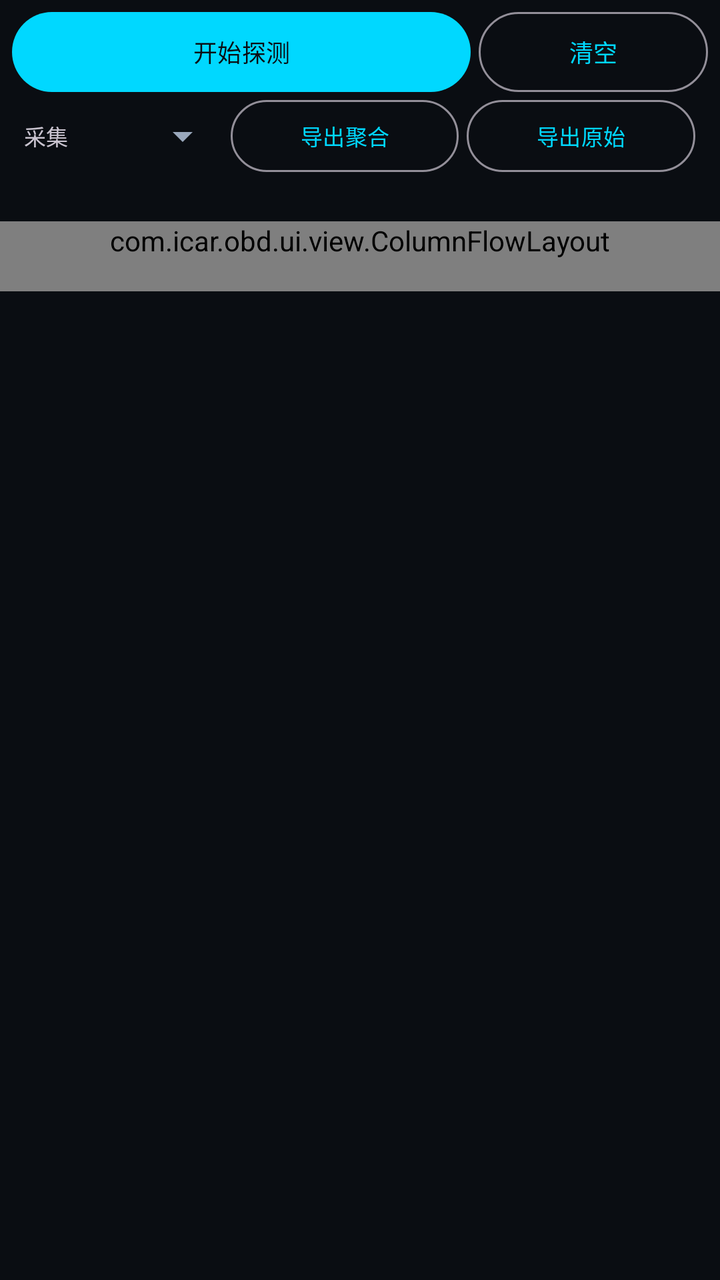
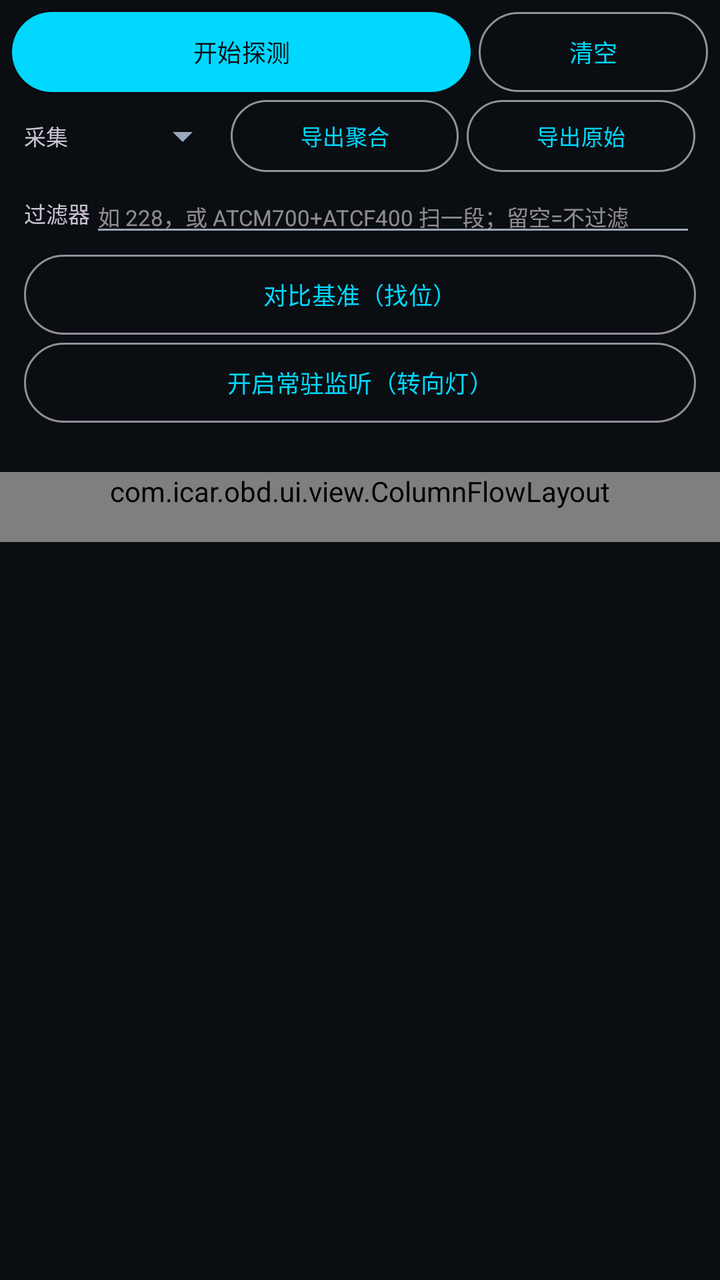

Before-and-after screenshots of an Android layout around one commit, followed by the original layout XML and the change that was made.
<!-- AndroidManifest.xml: application theme Theme.ICarOBD -->
<!-- res/layout/activity_can_sniffer.xml -->
<?xml version="1.0" encoding="utf-8"?>
<LinearLayout xmlns:android="http://schemas.android.com/apk/res/android"
    android:layout_width="match_parent"
    android:layout_height="match_parent"
    android:background="@color/bg"
    android:orientation="vertical">

    <LinearLayout
        android:layout_width="match_parent"
        android:layout_height="wrap_content"
        android:orientation="horizontal"
        android:paddingStart="6dp"
        android:paddingTop="6dp"
        android:paddingEnd="6dp">

        <com.google.android.material.button.MaterialButton
            android:id="@+id/btnSniffToggle"
            android:layout_width="0dp"
            android:layout_height="40dp"
            android:layout_weight="2"
            android:insetTop="0dp"
            android:insetBottom="0dp"
            android:minWidth="0dp"
            android:text="开始探测"
            android:textSize="12sp" />

        <com.google.android.material.button.MaterialButton
            android:id="@+id/btnSniffClear"
            style="@style/Widget.Material3.Button.OutlinedButton"
            android:layout_width="0dp"
            android:layout_height="40dp"
            android:layout_marginStart="4dp"
            android:layout_weight="1"
            android:insetTop="0dp"
            android:insetBottom="0dp"
            android:minWidth="0dp"
            android:paddingStart="4dp"
            android:paddingEnd="4dp"
            android:text="清空"
            android:textSize="12sp" />
    </LinearLayout>

    <LinearLayout
        android:layout_width="match_parent"
        android:layout_height="wrap_content"
        android:gravity="center_vertical"
        android:orientation="horizontal"
        android:paddingStart="12dp"
        android:paddingTop="4dp"
        android:paddingEnd="12dp">

        <TextView
            android:layout_width="wrap_content"
            android:layout_height="wrap_content"
            android:text="采集"
            android:textSize="11sp" />

        <Spinner
            android:id="@+id/spSniffDuration"
            android:layout_width="0dp"
            android:layout_height="wrap_content"
            android:layout_weight="1"
            android:paddingStart="4dp" />

        <com.google.android.material.button.MaterialButton
            android:id="@+id/btnSniffExportAgg"
            style="@style/Widget.Material3.Button.OutlinedButton"
            android:layout_width="0dp"
            android:layout_height="36dp"
            android:layout_weight="1.4"
            android:insetTop="0dp"
            android:insetBottom="0dp"
            android:minWidth="0dp"
            android:paddingStart="2dp"
            android:paddingEnd="2dp"
            android:text="导出聚合"
            android:textSize="11sp" />

        <com.google.android.material.button.MaterialButton
            android:id="@+id/btnSniffExportRaw"
            style="@style/Widget.Material3.Button.OutlinedButton"
            android:layout_width="0dp"
            android:layout_height="36dp"
            android:layout_marginStart="4dp"
            android:layout_weight="1.4"
            android:insetTop="0dp"
            android:insetBottom="0dp"
            android:minWidth="0dp"
            android:paddingStart="2dp"
            android:paddingEnd="2dp"
            android:text="导出原始"
            android:textSize="11sp" />
    </LinearLayout>

    <TextView
        android:id="@+id/tvSniffStatus"
        android:layout_width="match_parent"
        android:layout_height="wrap_content"
        android:paddingStart="12dp"
        android:paddingTop="6dp"
        android:paddingEnd="12dp"
        android:paddingBottom="4dp"
        android:textColor="@color/text_dim"
        android:textSize="11sp" />

    <ScrollView
        android:layout_width="match_parent"
        android:layout_height="0dp"
        android:layout_weight="1">

        <com.icar.obd.ui.view.ColumnFlowLayout
            android:id="@+id/sniffResults"
            android:layout_width="match_parent"
            android:layout_height="wrap_content"
            android:paddingStart="12dp"
            android:paddingEnd="12dp"
            android:paddingBottom="16dp" />
    </ScrollView>
</LinearLayout>
<!-- resources referenced by this layout -->
<resources>
  <color name="bg">#FF0A0D12</color>
  <color name="text_dim">#FF5F6E85</color>
  <style name="Theme.ICarOBD" parent="Theme.Material3.Dark.NoActionBar">
          <item name="colorPrimary">@color/accent</item>
          <item name="colorOnPrimary">@color/bg</item>
          <item name="colorSecondary">@color/accent2</item>
          <item name="android:colorBackground">@color/bg</item>
          <item name="android:statusBarColor">@color/bg</item>
          <item name="android:navigationBarColor">@color/bg_surface</item>
          <item name="android:windowBackground">@color/bg</item>
          <item name="android:textColorPrimary">@color/text_primary</item>
          <item name="android:textColorSecondary">@color/text_secondary</item>
      </style>
  <color name="accent">#FF00D8FF</color>
  <color name="accent2">#FF7C5CFF</color>
  <color name="bg_surface">#FF141A23</color>
  <color name="text_primary">#FFE8EEF7</color>
  <color name="text_secondary">#FF9AA8BC</color>
</resources>

<!-- the commit's change to res/layout/activity_can_sniffer.xml (unified diff, before → after) -->
@@ -91,6 +91,58 @@
             android:text="导出原始"
             android:textSize="11sp" />
     </LinearLayout>
+    <LinearLayout
+        android:layout_width="match_parent"
+        android:layout_height="wrap_content"
+        android:gravity="center_vertical"
+        android:orientation="horizontal"
+        android:paddingStart="12dp"
+        android:paddingTop="4dp"
+        android:paddingEnd="12dp">
+
+        <TextView
+            android:layout_width="wrap_content"
+            android:layout_height="wrap_content"
+            android:text="过滤器"
+            android:textSize="11sp" />
+
+        <EditText
+            android:id="@+id/etSniffFilter"
+            android:layout_width="0dp"
+            android:layout_height="wrap_content"
+            android:layout_weight="1"
+            android:hint="如 228，或 ATCM700+ATCF400 扫一段；留空=不过滤"
+            android:importantForAutofill="no"
+            android:inputType="textCapCharacters|textNoSuggestions"
+            android:maxLength="40"
+            android:paddingStart="4dp"
+            android:textSize="11sp" />
+    </LinearLayout>
+    <com.google.android.material.button.MaterialButton
+        android:id="@+id/btnSniffDiff"
+        style="@style/Widget.Material3.Button.OutlinedButton"
+        android:layout_width="match_parent"
+        android:layout_height="40dp"
+        android:layout_marginStart="12dp"
+        android:layout_marginTop="4dp"
+        android:layout_marginEnd="12dp"
+        android:insetTop="0dp"
+        android:insetBottom="0dp"
+        android:text="对比基准（找位）"
+        android:textSize="12sp" />
+
+    <com.google.android.material.button.MaterialButton
+        android:id="@+id/btnMonitorToggle"
+        style="@style/Widget.Material3.Button.OutlinedButton"
+        android:layout_width="match_parent"
+        android:layout_height="40dp"
+        android:layout_marginStart="12dp"
+        android:layout_marginTop="4dp"
+        android:layout_marginEnd="12dp"
+        android:insetTop="0dp"
+        android:insetBottom="0dp"
+        android:text="开启常驻监听（转向灯）"
+        android:textSize="12sp" />
 
     <TextView
         android:id="@+id/tvSniffStatus"
@@ -108,12 +160,27 @@
         android:layout_height="0dp"
         android:layout_weight="1">
 
-        <com.icar.obd.ui.view.ColumnFlowLayout
-            android:id="@+id/sniffResults"
+        <LinearLayout
             android:layout_width="match_parent"
             android:layout_height="wrap_content"
-            android:paddingStart="12dp"
-            android:paddingEnd="12dp"
-            android:paddingBottom="16dp" />
+            android:orientation="vertical">
+
+            <com.icar.obd.ui.view.ColumnFlowLayout
+                android:id="@+id/sniffResults"
+                android:layout_width="match_parent"
+                android:layout_height="wrap_content"
+                android:paddingStart="12dp"
+                android:paddingEnd="12dp"
+                android:paddingBottom="16dp" />
+
+            <LinearLayout
+                android:id="@+id/sniffDiffs"
+                android:layout_width="match_parent"
+                android:layout_height="wrap_content"
+                android:orientation="vertical"
+                android:paddingStart="12dp"
+                android:paddingEnd="12dp"
+                android:paddingBottom="16dp" />
+        </LinearLayout>
     </ScrollView>
 </LinearLayout>
